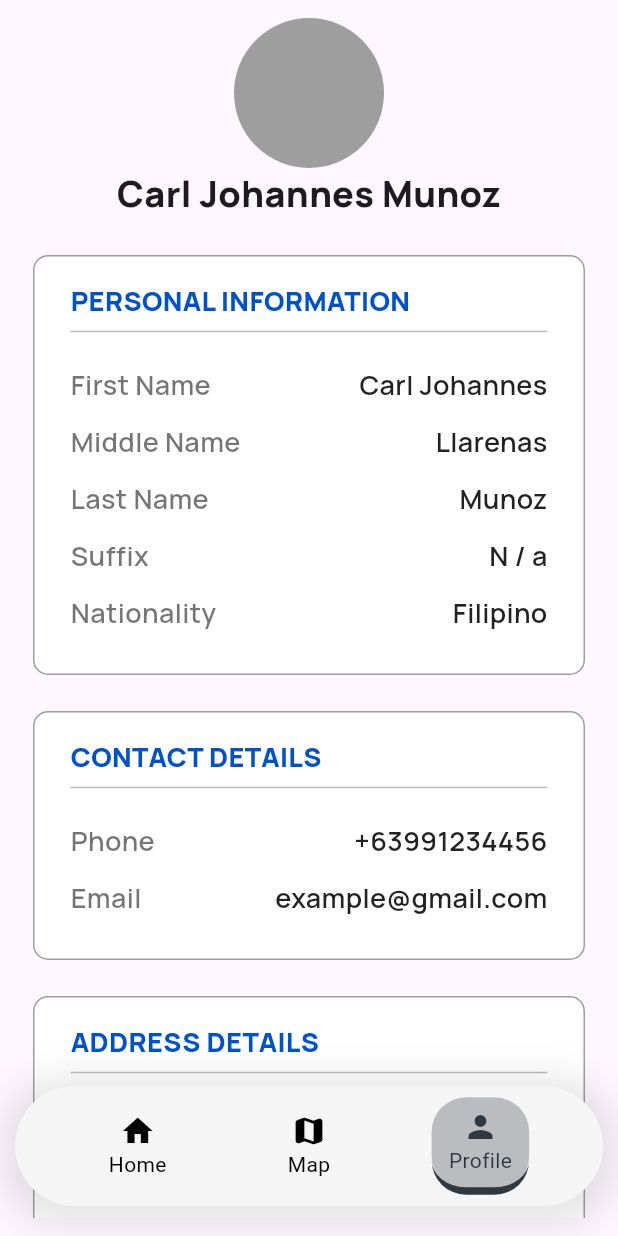
After one commit to carlxxsinenomine/GeoS, a Flutter app: the ProfileScreen screen opened by its route, on a phone screen of 412 x 824 dp. The commit adds this screen. Run offline on Flutter 3.47's test engine with Material 3 defaults, Android fonts, the phone set to English and light mode, and no system bars; our stand-ins replace dartz, dio, flutter_riverpod, flutter_svg, go_router, google_fonts and 2 more; missing offline and left inert: maplibre; generated files the repository leaves out were written again.

Commit message:
feat: profile screen done

```diff
--- a/lib/app/router/router.dart
+++ b/lib/app/router/router.dart
@@ -2,6 +2,7 @@ import 'package:flutter/material.dart';
 import 'package:geos/features/auth/presentation/screens/login_screen.dart';
 import 'package:geos/features/auth/presentation/screens/register_screen.dart';
 import 'package:geos/features/map/presentation/screens/map_screen.dart';
+import 'package:geos/features/profile/presentation/screens/profile_screen.dart';
 import 'package:geos/features/weather/presentation/screens/home_screen.dart';
 import 'package:geos/shared/widgets/bottom_nav.dart';
 import 'package:go_router/go_router.dart';
@@ -15,7 +16,14 @@ final GoRouter router = GoRouter(
           path: HomeScreen.path,
           builder: (context, state) => HomeScreen(),
         ),
-        GoRoute(path: MapScreen.path, builder: (context, state) => MapScreen()),
+        GoRoute(
+            path: MapScreen.path,
+            builder: (context, state) => MapScreen()
+        ),
+        GoRoute(
+          path: ProfileScreen.path,
+          builder: (context, state) => ProfileScreen(),
+        ),
       ],
       builder: (context, state, child) {
         return Scaffold(
--- a/lib/features/auth/presentation/screens/login_screen.dart
+++ b/lib/features/auth/presentation/screens/login_screen.dart
@@ -4,6 +4,7 @@ import 'package:geos/core/theme/theme.dart';
 import 'package:geos/features/auth/presentation/screens/register_screen.dart';
 import 'package:geos/features/auth/presentation/widgets/custom_outlined_button.dart';
 import 'package:geos/features/auth/presentation/widgets/input_field.dart';
+import 'package:geos/features/weather/presentation/screens/home_screen.dart';
 import 'package:go_router/go_router.dart';
 import 'package:google_fonts/google_fonts.dart';
 
@@ -103,7 +104,9 @@ class _LoginScreen extends State<LoginScreen> {
               width: double.infinity,
               height: 60,
               child: TextButton(
-                onPressed: () {},
+                onPressed: () {
+                  GoRouter.of(context).go(HomeScreen.path);
+                },
                 style: TextButton.styleFrom(backgroundColor: Themes.primary),
                 child: Text(
                   "Login",
--- /dev/null
+++ b/lib/features/profile/presentation/screens/profile_screen.dart
@@ -0,0 +1,91 @@
+import 'package:flutter/material.dart';
+import 'package:geos/core/theme/theme.dart';
+import 'package:geos/features/profile/presentation/widgets/information_card.dart';
+import 'package:google_fonts/google_fonts.dart';
+
+class ProfileScreen extends StatelessWidget {
+  static const String path = "/profile";
+
+  const ProfileScreen({super.key});
+
+  @override
+  Widget build(BuildContext context) {
+    return Scaffold(
+      body: Padding(
+        padding: const EdgeInsets.symmetric(vertical: 12, horizontal: 22),
+        child: SingleChildScrollView(
+          child: SafeArea(
+            child: Column(
+              children: [
+                Center(
+                  child: Container(
+                    height: 100,
+                    width: 100,
+                    decoration: BoxDecoration(
+                      borderRadius: BorderRadius.circular(50),
+                      color: Colors.grey,
+                    ),
+                  ),
+                ),
+                Text(
+                  "Carl Johannes Munoz",
+                  style: GoogleFonts.manrope(
+                    fontWeight: const FontWeight(900),
+                    fontSize: 24,
+                  ),
+                ),
+                const SizedBox(height: 24),
+                InformationCard(
+                  label: "PERSONAL INFORMATION",
+                  information: <String, dynamic>{
+                    'First Name': 'Carl Johannes',
+                    'Middle Name': 'Llarenas',
+                    'Last Name': 'Munoz',
+                    'Suffix': 'N / a',
+                    'Nationality': 'Filipino',
+                  },
+                ),
+                const SizedBox(height: 24),
+                InformationCard(
+                  label: "CONTACT DETAILS",
+                  information: <String, dynamic>{
+                    'Phone': '+63991234456',
+                    'Email': 'example@gmail.com',
+                  },
+                ),
+                const SizedBox(height: 24),
+                InformationCard(
+                  label: "ADDRESS DETAILS",
+                  information: <String, dynamic>{
+                    'Province': 'Metro Manila',
+                    'Municipality/City': 'Makati City',
+                    'Barangay': 'Poblacion',
+                  },
+                ),
+                const SizedBox(height: 24),
+                SizedBox(
+                  width: double.infinity,
+                  height: 60,
+                  child: TextButton(
+                    onPressed: () {},
+                    style: TextButton.styleFrom(
+                      backgroundColor: Themes.primary,
+                    ),
+                    child: const Text(
+                      "Edit Profile",
+                      style: TextStyle(
+                        color: Colors.white,
+                        fontWeight: FontWeight.bold,
+                        fontSize: 16,
+                      ),
+                    ),
+                  ),
+                ),
+              ],
+            ),
+          ),
+        ),
+      ),
+    );
+  }
+}
--- /dev/null
+++ b/lib/features/profile/presentation/widgets/information_card.dart
@@ -0,0 +1,64 @@
+import 'package:flutter/material.dart';
+import 'package:geos/core/theme/theme.dart';
+import 'package:google_fonts/google_fonts.dart';
+
+class InformationCard extends StatelessWidget {
+  final Map<String, dynamic>? information;
+  final String? label;
+
+  const InformationCard({super.key, this.information, this.label});
+
+  @override
+  Widget build(BuildContext context) {
+    return Container(
+      width: double.infinity,
+      decoration: BoxDecoration(
+        color: Colors.white,
+        borderRadius: BorderRadius.circular(10),
+        border: BoxBorder.all(width: 1, color: Colors.grey)
+      ),
+      padding: const EdgeInsets.symmetric(horizontal: 24, vertical: 16),
+      child: Column(
+        crossAxisAlignment: CrossAxisAlignment.start,
+        children: [
+          Text(
+            label!,
+            style: GoogleFonts.manrope(
+              fontSize: 18,
+              fontWeight: const FontWeight(900),
+              color: Themes.primary,
+            ),
+          ),
+          Divider(color: Colors.grey[400]),
+          const SizedBox(height: 14,),
+          ...information!.entries.map(
+            (items) => Container(
+              margin: const EdgeInsets.only(bottom: 12),
+              child: Row(
+                mainAxisAlignment: MainAxisAlignment.spaceBetween,
+                children: [
+                  Text(
+                    items.key,
+                    style: GoogleFonts.manrope(
+                      fontSize: 18,
+                      color: Colors.black54,
+                      fontWeight: const FontWeight(600),
+                    ),
+                  ),
+                  Text(
+                    items.value,
+                    style: GoogleFonts.manrope(
+                      fontSize: 18,
+                      color: Colors.black87,
+                      fontWeight: const FontWeight(600),
+                    ),
+                  ),
+                ],
+              ),
+            ),
+          ),
+        ],
+      ),
+    );
+  }
+}
--- a/lib/shared/widgets/bottom_nav.dart
+++ b/lib/shared/widgets/bottom_nav.dart
@@ -1,5 +1,6 @@
 import 'package:flutter/material.dart';
 import 'package:geos/features/map/presentation/screens/map_screen.dart';
+import 'package:geos/features/profile/presentation/screens/profile_screen.dart';
 import 'package:geos/features/weather/presentation/screens/home_screen.dart';
 import 'package:geos/shared/widgets/nav_button.dart';
 import 'package:go_router/go_router.dart';
@@ -7,6 +8,7 @@ import 'package:go_router/go_router.dart';
 class BottomNav extends StatelessWidget {
   final VoidCallback? onPress;
   final String? currentPath;
+
   const BottomNav({super.key, this.onPress, this.currentPath});
 
   @override
@@ -46,7 +48,14 @@ class BottomNav extends StatelessWidget {
                 GoRouter.of(context).go(MapScreen.path);
               },
             ),
-            NavButton(isActive: false, text: 'Profile', icon: Icons.person),
+            NavButton(
+              isActive: currentPath == ProfileScreen.path,
+              text: 'Profile',
+              icon: Icons.person,
+              onPress: () {
+                GoRouter.of(context).go(ProfileScreen.path);
+              },
+            ),
           ],
         ),
       ),
```
